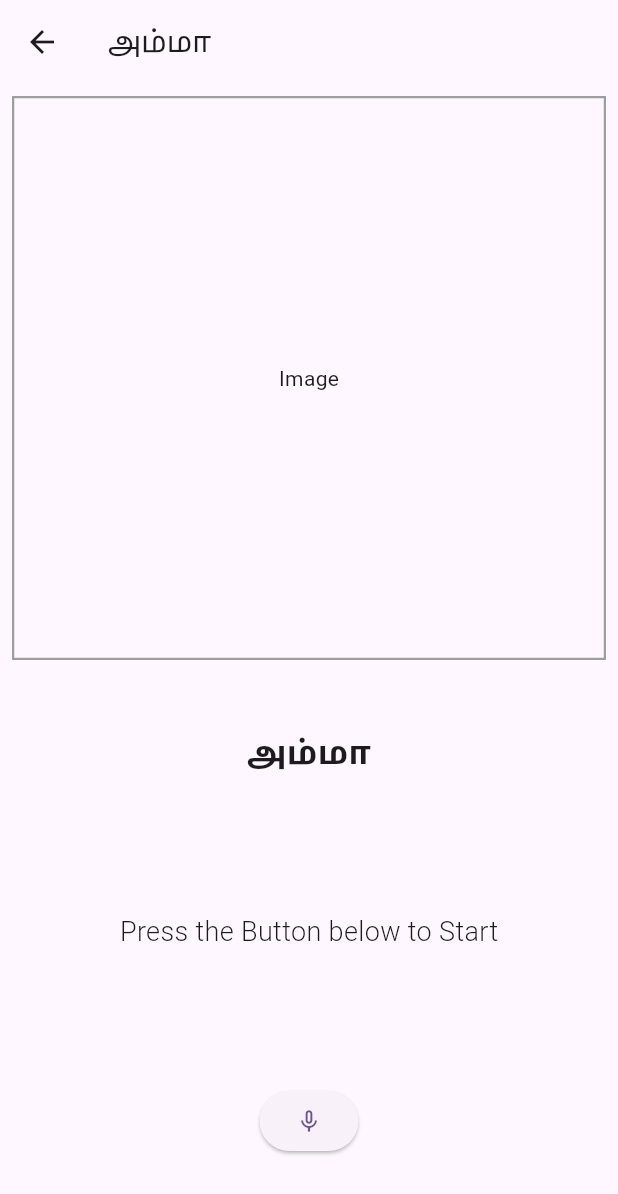
After one commit to JustinBenito/Tamil-Learning-App, a Flutter app: the Words screen opened directly, after a tap on "அம்மா", on a phone screen of 412 x 824 dp. The commit adds this screen. Shown: the top 1194 px of the screen. Run offline on Flutter 3.47's test engine with Material 3 defaults, Android fonts, the phone set to English and light mode, and no system bars; our stand-ins replace speech_to_text.

Commit message:
create words page with placeholders and integrate asr

```diff
--- /dev/null
+++ b/lib/screens/word.dart
@@ -0,0 +1,142 @@
+import "package:flutter/material.dart";
+import "package:speech_to_text/speech_to_text.dart" as stt;
+
+class Word extends StatefulWidget {
+  final String word;
+  const Word({super.key, required this.word});
+
+  @override
+  State<Word> createState() => _WordState();
+}
+
+class _WordState extends State<Word> {
+  final stt.SpeechToText _speech = stt.SpeechToText();
+  String _recognisedText = "Press the Button below to Start";
+  bool _isListening = false;
+  String? result = null;
+
+  void dispose() {
+    super.dispose();
+    _speech.stop();
+  }
+
+
+  @override
+  Widget build(BuildContext context) {
+    return Scaffold(
+      appBar: AppBar(
+        title: Text(widget.word),
+      ),
+      body: Padding(
+        padding: const EdgeInsets.all(8.0),
+        child: Flex(
+          direction: Axis.vertical,
+          children: [
+            Flexible(
+              flex: 1,
+              child: Container(
+                decoration: BoxDecoration(
+                  border: Border.all(
+                    color: Colors.grey,
+                    width: 1.5,
+                  ),
+                ),
+                child: const Center(
+                  child: Text("Image"),
+                ),
+              ),
+            ),
+            Flexible(
+              flex: 1,
+              child: Flex(
+                direction: Axis.vertical,
+                mainAxisAlignment: MainAxisAlignment.spaceAround,
+                children: [
+                  Flexible(
+                    flex: 1,
+                    child: Text(
+                      widget.word,
+                      style: const TextStyle(
+                        fontSize: 24,
+                        fontWeight: FontWeight.bold,
+                      ),
+                    )
+                  ),
+                  Flexible(
+                    flex:1,
+                    child: Text(
+                      _recognisedText,
+                      style: const TextStyle(
+                        fontSize: 18,
+                        fontWeight: FontWeight.w300
+                      ),
+                    ),
+                  ),
+                  if(result != null) Flexible(
+                    flex: 1,
+                    child: Text(
+                      result!,
+                      style: const TextStyle(
+                          fontSize: 18,
+                          fontWeight: FontWeight.w300
+                      ),
+                    ),
+                  ),
+                  Flexible(
+                    flex: 2,
+                    child: ElevatedButton(
+                      onPressed: () async {
+                        if(!_isListening){
+                          bool available = await _speech.initialize(
+                            onStatus: (v) {
+                              print("status: $v");
+                              if(v == "listening") {
+                                setState(() {
+                                  _recognisedText = "Listening...";
+                                });
+                              }else if (v == "done"){
+                                setState(() {
+                                  _isListening = false;
+                                  _speech.stop();
+                                  if(_recognisedText == widget.word){
+                                    result = "Your pronunciation is correct";
+                                  }else{
+                                    result = "Your pronunciation is wrong, give it another try";
+                                  }
+                                });
+                              }
+                            },
+                            onError: (e) => print("onerror: $e"),
+                          );
+
+                          if(available) {
+                            setState(() {
+                              _isListening = true;
+                            });
+
+                            _speech.listen(
+                                localeId: "ta_In",
+                                onResult: (val) => setState(() {
+                                  _recognisedText = val.recognizedWords;
+                                })
+                            );
+                          }else{
+                            setState(() {
+                              _isListening = false;
+                              _speech.stop();
+                            });
+                          }
+                        }
+                      },
+                      child: Icon(_isListening ? Icons.mic: Icons.mic_none),
+                    ),
+                  )
+                ],
+              ),
+            )
+          ],
+        ),
+      ),
+    );
+  }
+}
--- /dev/null
+++ b/lib/screens/words.dart
@@ -0,0 +1,52 @@
+import "package:flutter/material.dart";
+import "package:tamil_padi/screens/word.dart";
+
+const words = ["அம்மா", "ஆந்தை", "இலை", "ஈ", "உண்மை", "ஊசி", "எழுத்து", "ஏணி", "ஐந்து", "ஒன்று", "ஒளவை"];
+
+class Words extends StatelessWidget {
+  const Words({super.key});
+
+  @override
+  Widget build(BuildContext context) {
+    return Scaffold(
+      appBar: AppBar(
+        title: const Text("Learn Words"),
+      ),
+      body: SingleChildScrollView(
+        child: Padding(
+          padding: const EdgeInsets.all(8.0),
+          child: Center(
+            child: Wrap(
+              spacing: 5,
+              runSpacing: 5,
+              children: words.map((word) {
+                return Container(
+                  width: MediaQuery.of(context).size.width*0.5 - 13,
+                  height: MediaQuery.of(context).size.width*0.5 - 13,
+                  child: GestureDetector(
+                    onTap: () {
+                      Navigator.push(context, MaterialPageRoute(builder: (context)=> Word(word: word)));
+                    },
+                    child: Card(
+                      child: Padding(
+                        padding: const EdgeInsets.all(8),
+                        child: Center(
+                          child: Text(
+                            word,
+                            style: const TextStyle(
+                              fontSize: 20,
+                            ),
+                          ),
+                        ),
+                      ),
+                    ),
+                  ),
+                );
+              }).toList(),
+            ),
+          ),
+        ),
+      )
+    );
+  }
+}
--- a/pubspec.yaml
+++ b/pubspec.yaml
@@ -35,6 +35,7 @@ dependencies:
   # The following adds the Cupertino Icons font to your application.
   # Use with the CupertinoIcons class for iOS style icons.
   cupertino_icons: ^1.0.2
+  speech_to_text: ^6.6.0
 
 dev_dependencies:
   flutter_test:
```
Also changed, not shown: lib/screens/home.dart (+8 -2 lines), pubspec.lock, 2 other files.
